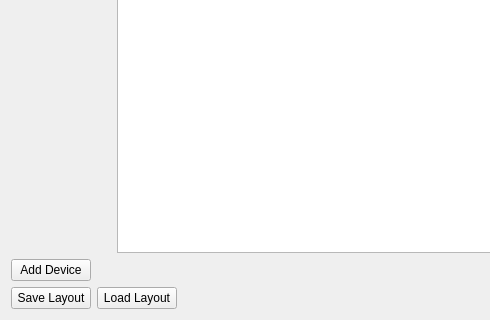
Old version of the form StageRunner/gui/universeeditorwidget.ui in the repository Pit1966/StageRunner; both pictures show x 0 to 490 and y 448 to 768 of the 1355 by 768 pixel window.
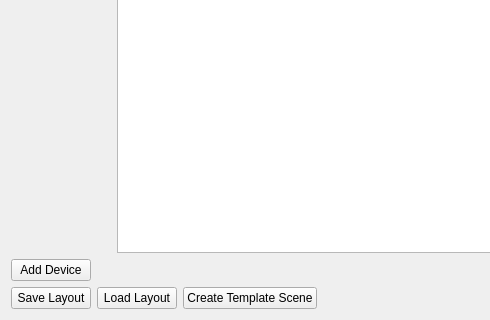
New version of the form. Custom widgets are drawn as their Qt base class.

```diff
--- a/StageRunner/gui/universeeditorwidget.ui
+++ b/StageRunner/gui/universeeditorwidget.ui
@@ -126,6 +126,13 @@
        </property>
       </widget>
      </item>
+     <item>
+      <widget class="QPushButton" name="pushButton_createTemplate">
+       <property name="text">
+        <string>Create Template Scene</string>
+       </property>
+      </widget>
+     </item>
      <item>
       <spacer name="horizontalSpacer_2">
        <property name="orientation">
```
